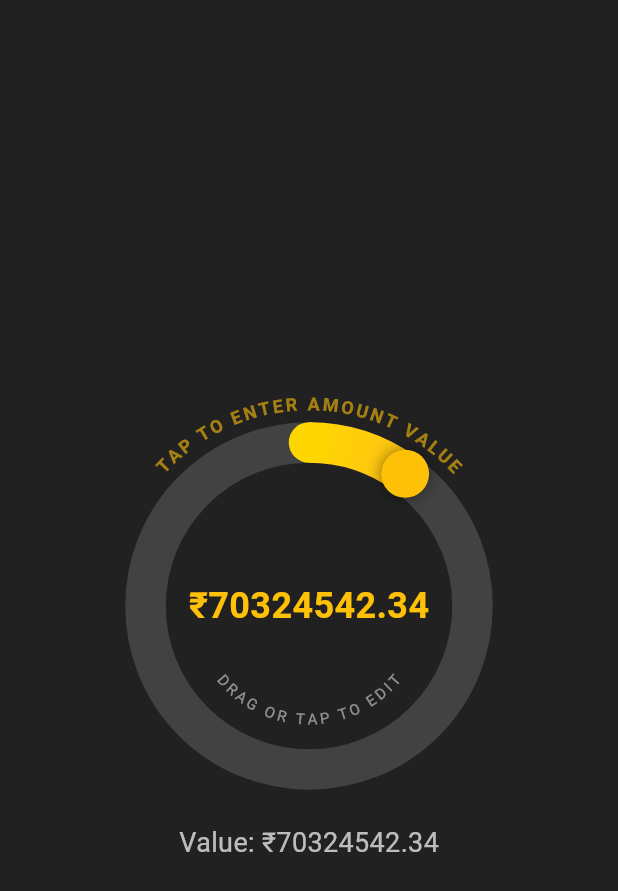
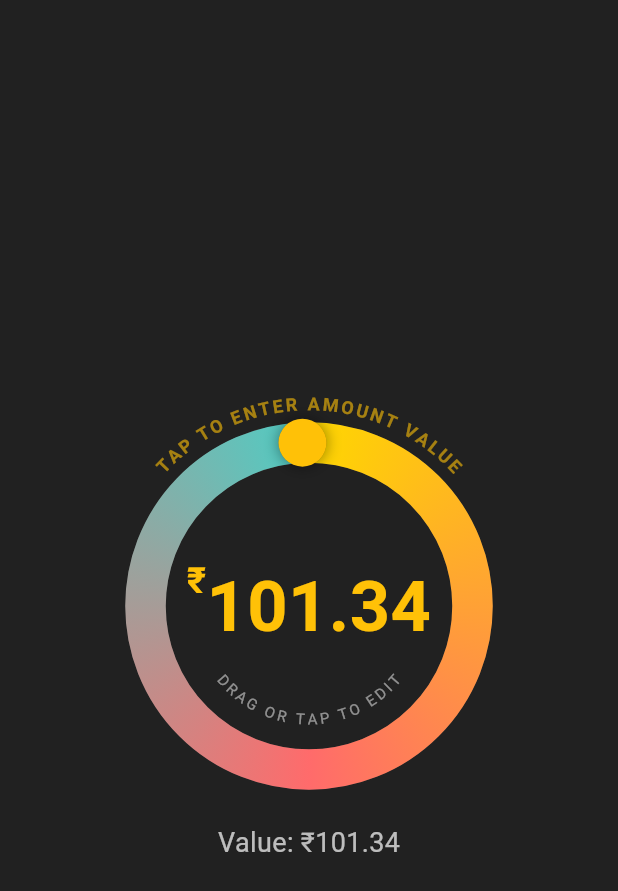
Before and after one commit to bharath-bandaru/circular_slider, a Flutter app: the screen it shows after launch, on a phone screen of 412 x 824 dp. Shown: the top 891 px of the screen. Run offline on Flutter 3.47's test engine with Material 3 defaults, Android fonts, the phone set to English and light mode, and no system bars; drawn by our look-alikes of auto_size_text.

Commit message:
Update Gradient Circular Slider: adjust initial and max values, refine animation durations, and enhance editing behavior

```diff
--- a/example/lib/main.dart
+++ b/example/lib/main.dart
@@ -29,7 +29,7 @@ class DemoPage extends StatefulWidget {
 }
 
 class _DemoPageState extends State<DemoPage> {
-  double _currentValue = 70324542.34;
+  double _currentValue = 101.34;
   final GradientCircularSliderController _controller =
       GradientCircularSliderController();
   // (global key removed — no longer needed with GestureDetector/unfocus approach)
@@ -61,7 +61,7 @@ class _DemoPageState extends State<DemoPage> {
                   enableHaptics: false,
                   initialSweepAnimationDuration:
                       const Duration(milliseconds: 500),
-                  maxValue: 703242323.34,
+                  maxValue: 101.99,
                   initialValue: _currentValue,
                   gradientColors: const [
                     Color(0xFFFFD700),
--- a/lib/src/gradient_circular_slider_widget.dart
+++ b/lib/src/gradient_circular_slider_widget.dart
@@ -132,12 +132,14 @@ class _GradientCircularSliderState extends State<GradientCircularSlider>
       value: _normalizeValue(widget.minValue),
     );
     _sizeAnimationController = AnimationController(
-      duration: const Duration(milliseconds: 400),
+      duration: const Duration(milliseconds: 200),
       vsync: this,
     );
     _sizeAnimation = Tween<double>(begin: 1.0, end: 0.5).animate(
       CurvedAnimation(
-          parent: _sizeAnimationController, curve: Curves.easeOutBack),
+        parent: _sizeAnimationController,
+        curve: Curves.easeOut,
+      ),
     );
     _knobScaleAnimationController = AnimationController(
       duration: const Duration(milliseconds: 200),
@@ -297,7 +299,7 @@ class _GradientCircularSliderState extends State<GradientCircularSlider>
       newNormalizedValue = 0.0;
     }
     if (newNormalizedValue == 1.0) {
-      if (!_hasFiredMaxValueHaptic && widget.enableHaptics) {
+      if (!_hasFiredMaxValueHaptic) {
         HapticFeedback.mediumImpact();
       }
       _hasFiredMaxValueHaptic = true;
@@ -357,6 +359,7 @@ class _GradientCircularSliderState extends State<GradientCircularSlider>
                     alignment: alignment,
                     child: Transform.scale(
                       scale: _sizeAnimation.value,
+                      alignment: Alignment.center,
                       child: SizedBox(
                         width: _minDimension,
                         height: _minDimension,
@@ -481,8 +484,12 @@ class _GradientCircularSliderState extends State<GradientCircularSlider>
         : RegExp('^$signPattern\\d*(\\.\\d*)?\$');
 
     return AnimatedOpacity(
+      duration: const Duration(milliseconds: 0),
       opacity: _isEditing ? 1.0 : 0.0,
-      duration: const Duration(milliseconds: 300),
+      child: AnimatedSlide(
+        duration: const Duration(milliseconds: 0),
+        curve: Curves.easeInOut,
+        offset: _isEditing ? Offset.zero : const Offset(0, 1),
         child: IgnorePointer(
           ignoring: !_isEditing,
           child: Padding(
@@ -526,6 +533,7 @@ class _GradientCircularSliderState extends State<GradientCircularSlider>
                   ),
                 ),
               ],
+            ),
           ),
         ),
       ),
```
Lines whose indentation alone changed are shown as unchanged.
